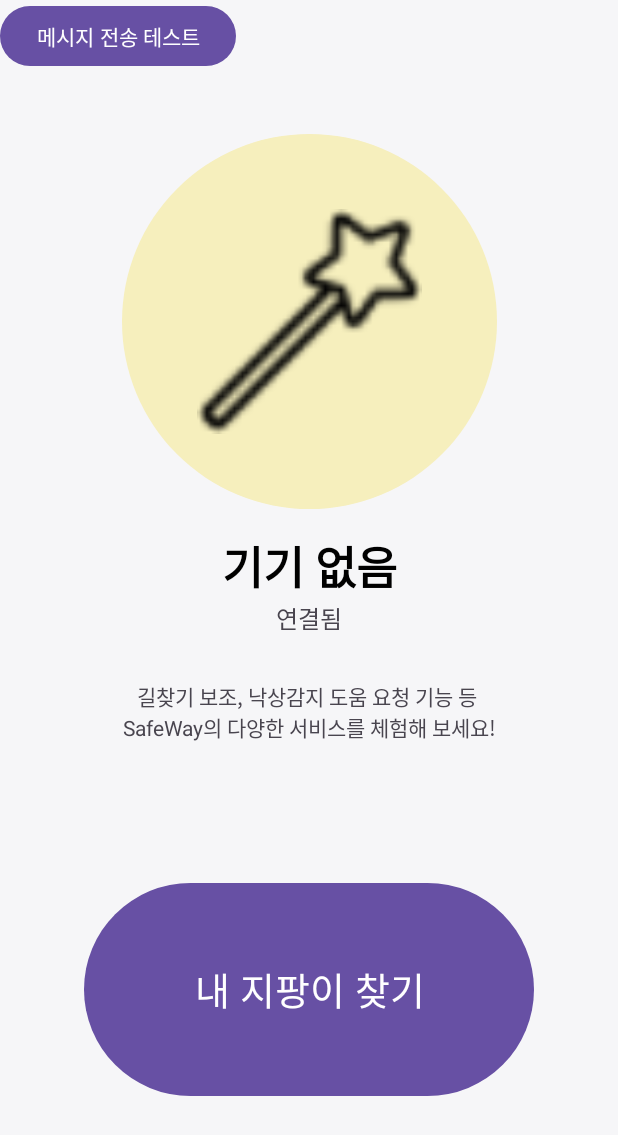
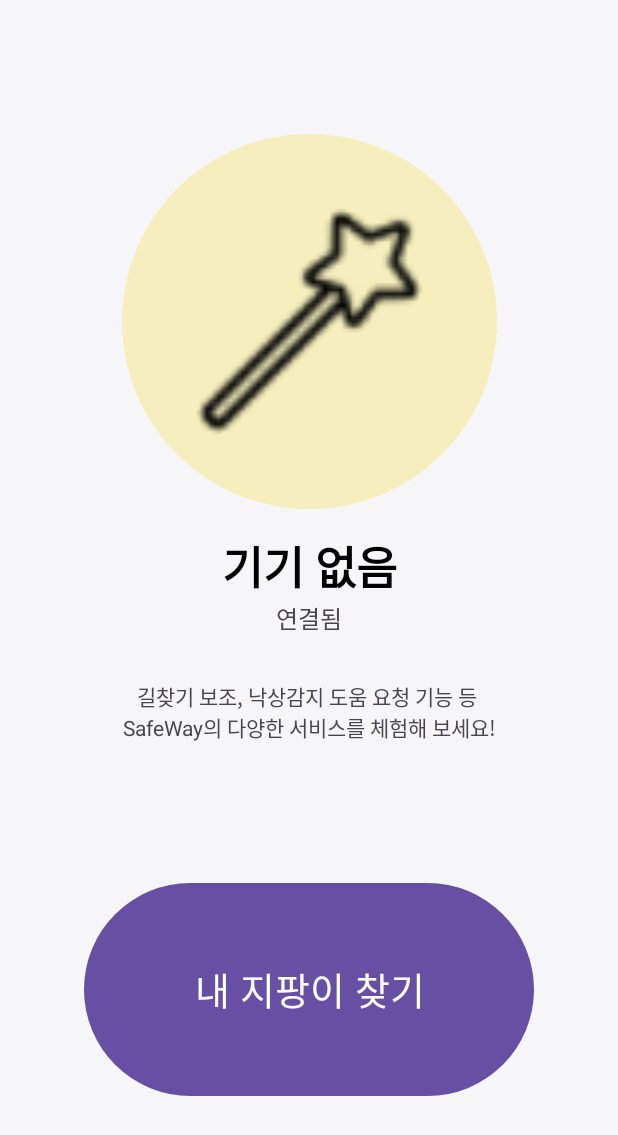
Before and after one commit to SafeWay-CapstoneDesign/Frontend, an Android app: the fragment FragmentHomeConnected shown on its own in the app's theme, on a phone screen of 412 x 824 dp. Shown: the top 1135 px of the screen. Run offline under Robolectric (Android 15) with nearby library versions, the phone set to English and light mode, and no system bars; 1 statement that could not run was skipped.

```diff
--- a/app/src/main/java/com/example/safeway/fragment_home_connected.kt
+++ b/app/src/main/java/com/example/safeway/fragment_home_connected.kt
@@ -1,6 +1,5 @@
 package com.example.safeway
 
-import android.content.Intent
 import android.os.Bundle
 import android.view.LayoutInflater
 import android.view.View
@@ -29,12 +28,12 @@ class FragmentHomeConnected : Fragment() {
         // deviceName을 TextView에 표시
         binding.deviceName.text = deviceName ?: "기기 없음" // 기기 이름 표시
 
-        // testEnter 버튼 클릭 시 TestActivity로 이동
-        binding.testEnter.setOnClickListener {
-            // TestActivity로 이동하는 인텐트 생성
-            val intent = Intent(requireContext(), TestBluetoothMessageActivity::class.java)
-            startActivity(intent) // 액티비티 시작
-        }
+//        // testEnter 버튼 클릭 시 TestActivity로 이동
+//        binding.testEnter.setOnClickListener {
+//            // TestActivity로 이동하는 인텐트 생성
+//            val intent = Intent(requireContext(), TestBluetoothMessageActivity::class.java)
+//            startActivity(intent) // 액티비티 시작
+//        }
 
         return binding.root
     }
--- a/app/src/main/res/layout/fragment_home_connected.xml
+++ b/app/src/main/res/layout/fragment_home_connected.xml
@@ -77,11 +77,5 @@
         app:layout_constraintTop_toBottomOf="@+id/linearLayout"
         app:layout_constraintVertical_bias="0.5" />
 
-    <Button
-        android:id="@+id/testEnter"
-        android:layout_width="wrap_content"
-        android:layout_height="wrap_content"
-        android:text="메시지 전송 테스트" />
-
 
 </androidx.constraintlayout.widget.ConstraintLayout>
```
Also changed, not shown: app/src/main/java/com/example/safeway/LocationShareFragment.kt (+16 -27 lines).
